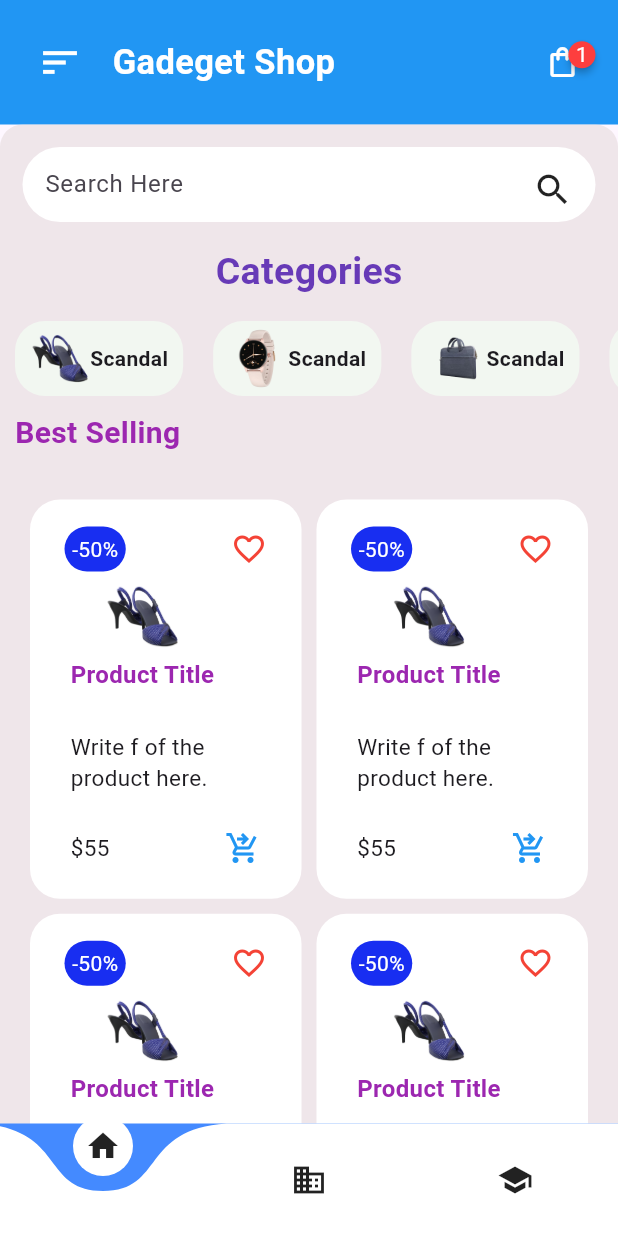
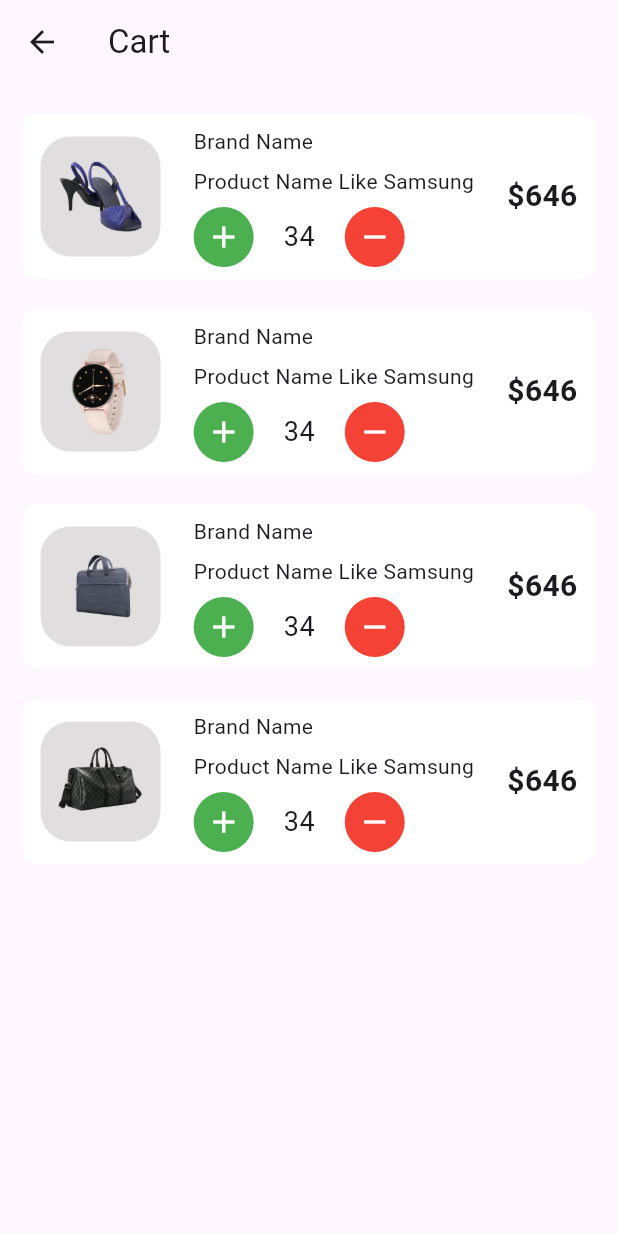
Before and after one commit to pranesh12/gadget_shop_app, a Flutter app: the screen it shows after launch, after a tap on the "shopping bag" icon, on a phone screen of 412 x 824 dp. Shown: the top 1233 px of the screen. Run offline on Flutter 3.47's test engine with Material 3 defaults, Android fonts, the phone set to English and light mode, and no system bars; drawn by our look-alikes of badges, curved_navigation_bar.

Commit message:
card design added

```diff
--- /dev/null
+++ b/lib/screens/cart_screen.dart
@@ -0,0 +1,107 @@
+import 'package:flutter/material.dart';
+
+class CartScreen extends StatefulWidget {
+  const CartScreen({super.key});
+
+  @override
+  _CartScreenState createState() => _CartScreenState();
+}
+
+class _CartScreenState extends State<CartScreen> {
+  @override
+  Widget build(BuildContext context) {
+    return Scaffold(
+      appBar: AppBar(
+        title: const Text("Cart"),
+      ),
+      body: SingleChildScrollView(
+        child: Container(
+          margin: const EdgeInsets.only(top: 10),
+          child: Column(
+            children: [
+              //box or car
+              for (int i = 1; i < 5; i++)
+                Container(
+                  margin:
+                      const EdgeInsets.symmetric(horizontal: 15, vertical: 10),
+                  padding:
+                      const EdgeInsets.symmetric(horizontal: 12, vertical: 8),
+                  height: 110,
+                  decoration: BoxDecoration(
+                      color: Colors.white,
+                      borderRadius: BorderRadius.circular(10)),
+                  child: Row(
+                    mainAxisAlignment: MainAxisAlignment.spaceBetween,
+                    children: [
+                      //first Item
+                      Container(
+                        padding: const EdgeInsets.all(10),
+                        decoration: BoxDecoration(
+                            borderRadius: BorderRadius.circular(20),
+                            color: Color.fromARGB(181, 212, 209, 209)),
+                        child: Image.asset(
+                          "assets/images/$i.png",
+                          height: 60,
+                          width: 60,
+                        ),
+                      ),
+
+                      //middle item
+                      Container(
+                        child: Column(
+                          mainAxisAlignment: MainAxisAlignment.spaceBetween,
+                          crossAxisAlignment: CrossAxisAlignment.start,
+                          children: [
+                            const Text("Brand Name"),
+                            const Text("Product Name Like Samsung"),
+                            Container(
+                              child: Row(
+                                mainAxisAlignment:
+                                    MainAxisAlignment.spaceBetween,
+                                children: [
+                                  CircleAvatar(
+                                    backgroundColor: Colors.green,
+                                    child: IconButton(
+                                      onPressed: () {},
+                                      icon: const Icon(Icons.add),
+                                      color: Colors.white,
+                                    ),
+                                  ),
+                                  const SizedBox(width: 20),
+                                  Text(
+                                    "34",
+                                    style: TextStyle(fontSize: 18),
+                                  ),
+                                  const SizedBox(width: 20),
+                                  CircleAvatar(
+                                    backgroundColor: Colors.red,
+                                    child: IconButton(
+                                      onPressed: () {},
+                                      icon: const Icon(Icons.remove),
+                                      color: Colors.white,
+                                    ),
+                                  )
+                                ],
+                              ),
+                            ),
+                            //last iem
+                          ],
+                        ),
+                      ),
+                      Container(
+                        child: Text(
+                          "\$646",
+                          style: TextStyle(
+                              fontWeight: FontWeight.bold, fontSize: 20),
+                        ),
+                      )
+                    ],
+                  ),
+                )
+            ],
+          ),
+        ),
+      ),
+    );
+  }
+}
--- a/lib/widgets/home_appBar.dart
+++ b/lib/widgets/home_appBar.dart
@@ -1,5 +1,6 @@
 import 'package:flutter/material.dart';
 import 'package:badges/badges.dart' as badges;
+import 'package:gadget_shop/screens/cart_screen.dart';
 
 class HomeAppBar extends StatefulWidget {
   const HomeAppBar({super.key});
@@ -40,7 +41,10 @@ class _HomeAppBarState extends State<HomeAppBar> {
             badgeStyle: const badges.BadgeStyle(
                 badgeColor: Color.fromARGB(255, 253, 62, 62)),
             child: InkWell(
-              onTap: () {},
+              onTap: () {
+                Navigator.push(context,
+                    MaterialPageRoute(builder: (context) => CartScreen()));
+              },
               child: const Icon(
                 Icons.shopping_bag_outlined,
                 color: Colors.white,
```
